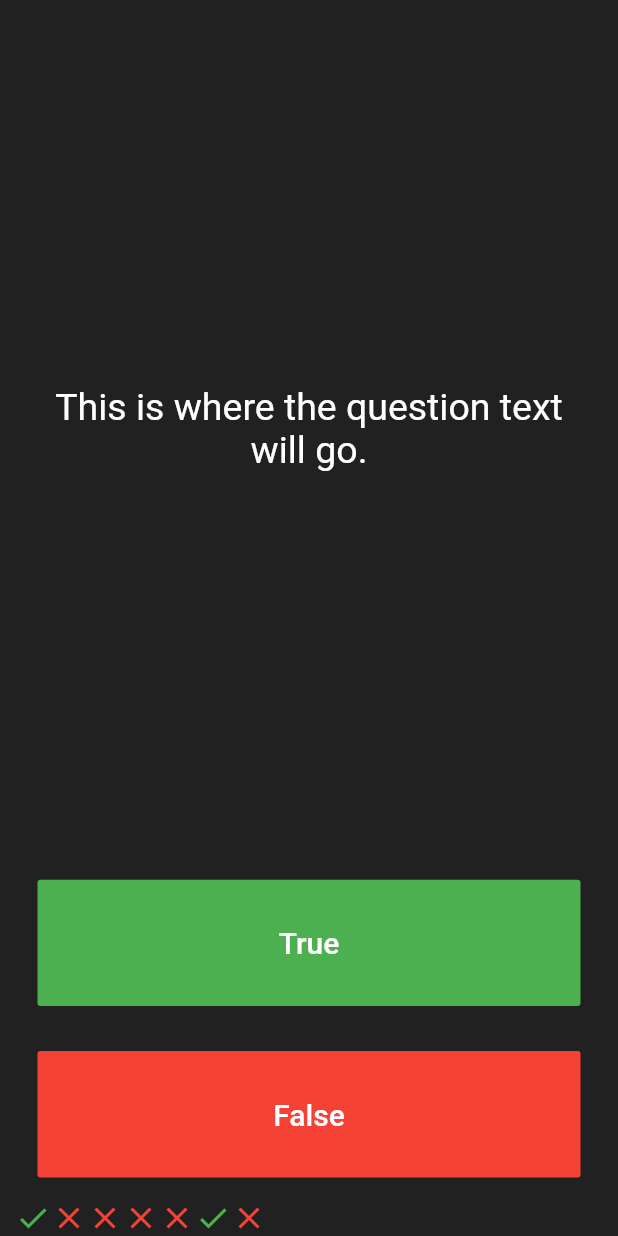
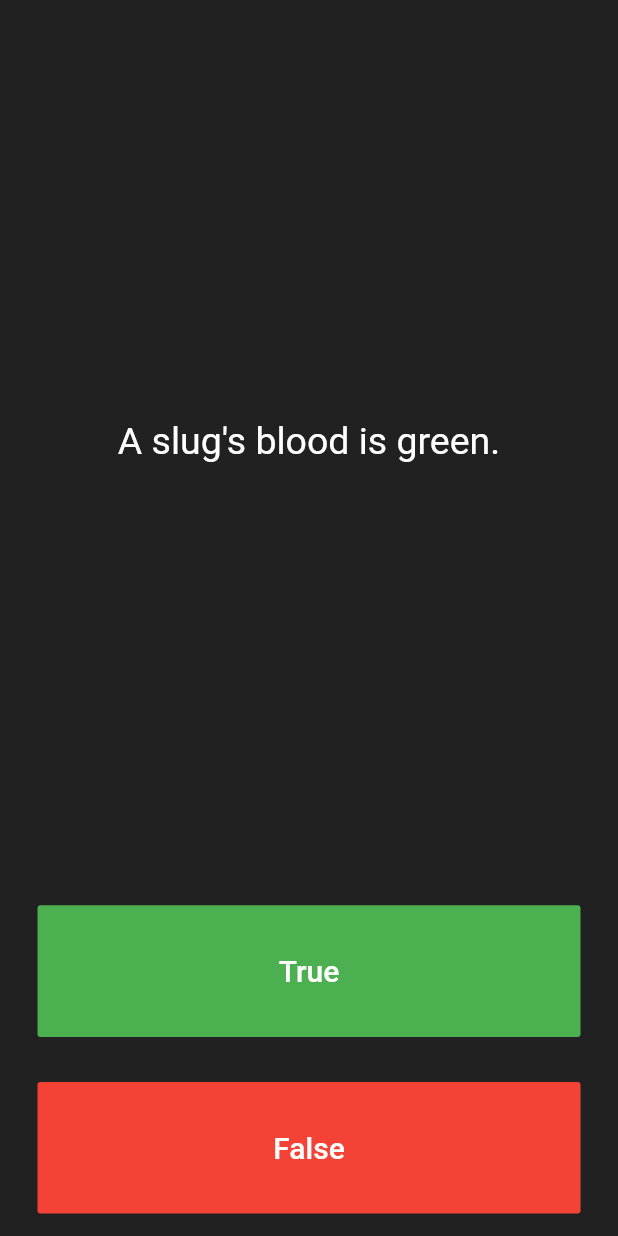
Before and after one commit to mamenesia/quizzler-flutter, a Flutter app: the screen it shows after launch, after a tap on "True", after a tap on "False", on a phone screen of 412 x 824 dp. Run offline on Flutter 3.47's test engine with Material 2 defaults, Android fonts, the phone set to English and light mode, and no system bars.

Commit message:
setting up the questions part

```diff
--- a/lib/main.dart
+++ b/lib/main.dart
@@ -25,28 +25,14 @@ class QuizPage extends StatefulWidget {
 }
 
 class _QuizPageState extends State<QuizPage> {
-  List<Icon> scoreKeeper = [
-    Icon(
-      Icons.check,
-      color: Colors.green,
-    ),
-    Icon(
-      Icons.close,
-      color: Colors.red,
-    ),
-    Icon(
-      Icons.close,
-      color: Colors.red,
-    ),
-    Icon(
-      Icons.close,
-      color: Colors.red,
-    ),
-    Icon(
-      Icons.close,
-      color: Colors.red,
-    )
+  List<Icon> scoreKeeper = [];
+  List<String> questions = [
+    'You can lead a cow down stairs but not up stairs.',
+    'Approximately one quarter of human bones are in the feet.',
+    'A slug\'s blood is green.'
   ];
+
+  int questionNumber = 0;
 
   @override
   Widget build(BuildContext context) {
@@ -60,7 +46,7 @@ class _QuizPageState extends State<QuizPage> {
             padding: EdgeInsets.all(10.0),
             child: Center(
               child: Text(
-                'This is where the question text will go.',
+                questions[questionNumber],
                 textAlign: TextAlign.center,
                 style: TextStyle(
                   fontSize: 25.0,
@@ -86,10 +72,7 @@ class _QuizPageState extends State<QuizPage> {
               onPressed: () {
                 //The user picked true.
                 setState(() {
-                  scoreKeeper.add(Icon(
-                    Icons.check,
-                    color: Colors.green,
-                  ));
+                  questionNumber++;
                 });
               },
             ),
@@ -110,10 +93,7 @@ class _QuizPageState extends State<QuizPage> {
               onPressed: () {
                 //The user picked false.
                 setState(() {
-                  scoreKeeper.add(Icon(
-                    Icons.close,
-                    color: Colors.red,
-                  ));
+                  questionNumber++;
                 });
               },
             ),
```
